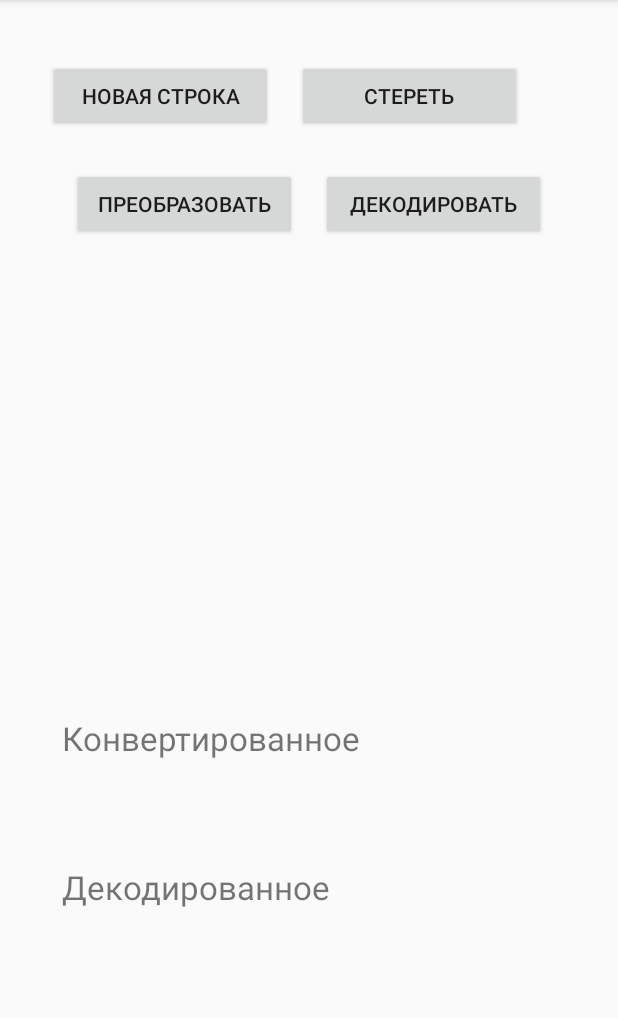
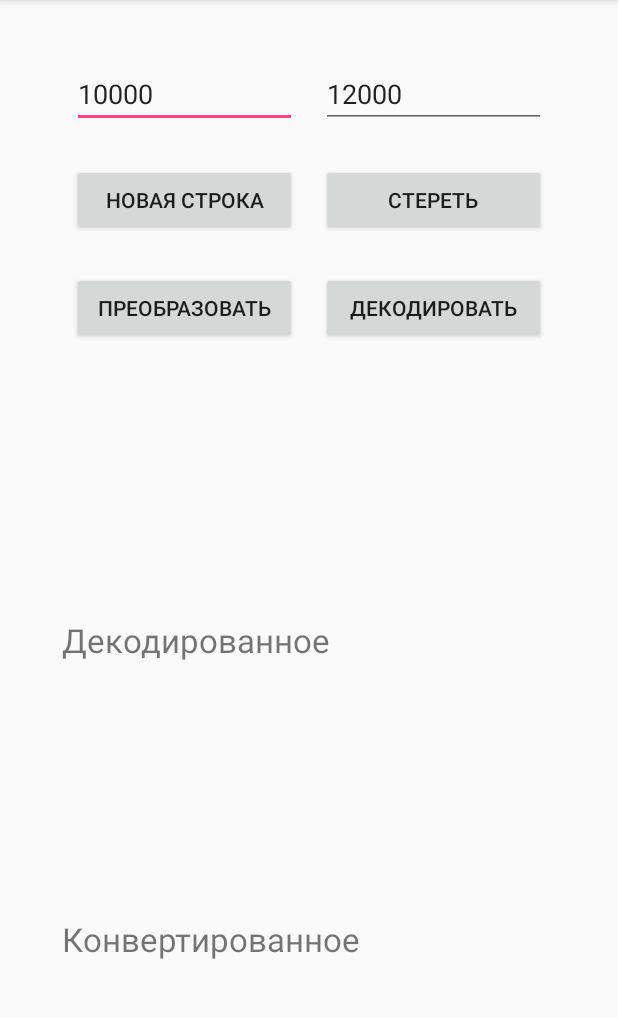
Before and after one commit to Sebekerga/TJEE4, an Android app: the screen it shows after launch (MainReceiveActivity), after a tap on "ПОЛУЧАТЕЛЬ", on a phone screen of 412 x 824 dp, the part 84-1102 px from its top. Run offline under Robolectric (Android 15) with nearby library versions, the phone set to English and light mode, and no system bars.

Commit message:
Изменение частот в приложении

```diff
--- a/app/src/main/res/layout/activity_main_recieve.xml
+++ b/app/src/main/res/layout/activity_main_recieve.xml
@@ -24,7 +24,21 @@
         android:layout_marginTop="8dp"
         android:layout_marginStart="8dp"
         android:layout_marginEnd="8dp"
-        app:layout_constraintTop_toBottomOf="@+id/linearLayout2">
+        app:layout_constraintTop_toBottomOf="@+id/linearLayout2"
+        android:id="@+id/linearLayout3">
+
+        <TextView
+            android:id="@+id/decoded_message"
+            android:layout_width="match_parent"
+            android:layout_height="match_parent"
+            android:layout_margin="4dp"
+            android:layout_weight="1"
+            android:maxLines="100"
+            android:scrollbarAlwaysDrawVerticalTrack="true"
+            android:gravity="bottom"
+            android:scrollbars="vertical"
+            android:text="Декодированное"
+            android:textSize="10pt" />
 
         <TextView
             android:id="@+id/scaned_freq"
@@ -53,19 +67,6 @@
             android:gravity="bottom"
             android:textSize="10pt" />
 
-        <TextView
-            android:id="@+id/decoded_message"
-            android:layout_width="match_parent"
-            android:layout_height="match_parent"
-            android:layout_margin="4dp"
-            android:layout_weight="1"
-            android:maxLines="100"
-            android:scrollbarAlwaysDrawVerticalTrack="true"
-            android:gravity="bottom"
-            android:scrollbars="vertical"
-            android:text="Декодированное"
-            android:textSize="10pt" />
-
 
     </LinearLayout>
 
@@ -77,12 +78,11 @@
         android:layout_marginLeft="8dp"
         android:layout_marginRight="8dp"
         android:layout_marginStart="8dp"
-        android:layout_marginTop="16dp"
         android:orientation="horizontal"
-        app:layout_constraintHorizontal_bias="0.0"
         app:layout_constraintLeft_toLeftOf="parent"
         app:layout_constraintRight_toRightOf="parent"
-        app:layout_constraintTop_toTopOf="parent">
+        android:layout_marginTop="8dp"
+        app:layout_constraintTop_toBottomOf="@+id/linearLayout4">
 
         <Button
             android:id="@+id/newline_button"
@@ -131,5 +131,34 @@
             android:layout_weight="1"
             android:text="декодировать" />
     </LinearLayout>
+    <LinearLayout
+    android:id="@+id/linearLayout4"
+    android:layout_width="wrap_content"
+    android:layout_height="wrap_content"
+        android:layout_weight="1"
+    android:orientation="horizontal"
+        android:layout_marginEnd="16dp"
+        app:layout_constraintRight_toRightOf="parent"
+        android:layout_marginStart="16dp"
+        app:layout_constraintLeft_toLeftOf="parent"
+        android:layout_marginTop="16dp"
+        app:layout_constraintTop_toTopOf="parent">
+
+    <EditText
+        android:id="@+id/edit_text_fr_zero_r"
+        android:layout_width="150dp"
+        android:layout_height="wrap_content"
+        android:layout_margin="8dp"
+        android:layout_weight="1"
+        android:text="10000" />
+
+    <EditText
+        android:id="@+id/edit_text_fr_one_r"
+        android:layout_width="150dp"
+        android:layout_height="wrap_content"
+        android:layout_margin="8dp"
+        android:layout_weight="1"
+        android:text="12000" />
+</LinearLayout>
 
 </android.support.constraint.ConstraintLayout>
```
Also changed, not shown: app/src/main/java/com/sebekerga/tjee4/MainReceiveActivity.java (+64 -75 lines).
